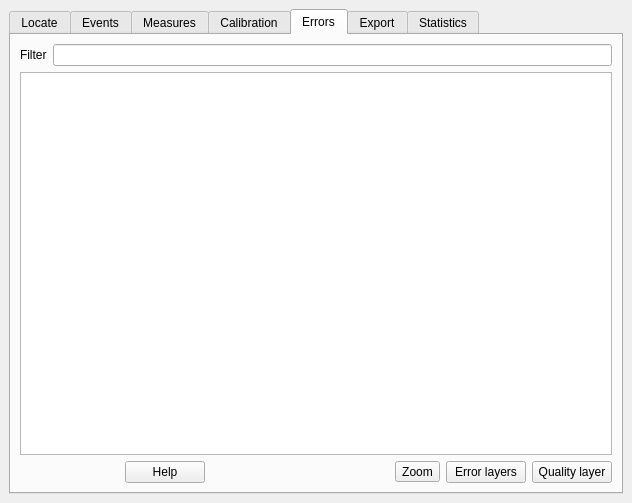
Old version of the form lrs/ui/ui_lrsdockwidget.ui in the repository blazek/lrs.
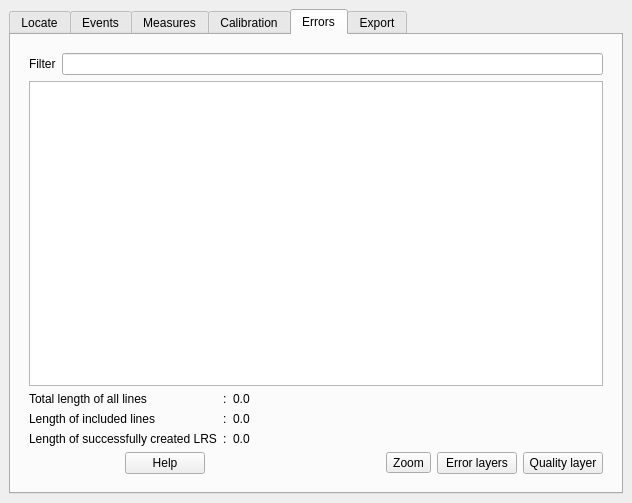
New version of the form. The open tabs and pages were chosen to show the change.

Commit message: statistics moved to errors widget

Patch:
```diff
--- a/lrs/ui/ui_lrsdockwidget.ui
+++ b/lrs/ui/ui_lrsdockwidget.ui
@@ -825,6 +825,9 @@
        </attribute>
        <layout class="QVBoxLayout" name="verticalLayout_3">
         <item>
+         <widget class="QWidget" name="errorWidget" native="true">
+          <layout class="QVBoxLayout" name="verticalLayout_9">
+           <item>
          <layout class="QHBoxLayout" name="horizontalLayout_4">
           <item>
            <widget class="QLabel" name="errorFilterLabel">
@@ -857,6 +860,91 @@
           </attribute>
          </widget>
         </item>
+           <item>
+            <layout class="QGridLayout" name="gridLayout_4">
+             <item row="0" column="2">
+              <widget class="QLabel" name="errorTotalLength">
+               <property name="sizePolicy">
+                <sizepolicy hsizetype="Expanding" vsizetype="Preferred">
+                 <horstretch>0</horstretch>
+                 <verstretch>0</verstretch>
+                </sizepolicy>
+               </property>
+               <property name="text">
+                <string>0.0</string>
+               </property>
+              </widget>
+             </item>
+             <item row="1" column="0">
+              <widget class="QLabel" name="errorIncludedLengthLabel">
+               <property name="text">
+                <string>Length of included lines</string>
+               </property>
+              </widget>
+             </item>
+             <item row="2" column="0">
+              <widget class="QLabel" name="errorSuccessLengthLabel">
+               <property name="text">
+                <string>Length of successfully created LRS</string>
+               </property>
+              </widget>
+             </item>
+             <item row="2" column="2">
+              <widget class="QLabel" name="errorSuccessLength">
+               <property name="sizePolicy">
+                <sizepolicy hsizetype="Expanding" vsizetype="Preferred">
+                 <horstretch>0</horstretch>
+                 <verstretch>0</verstretch>
+                </sizepolicy>
+               </property>
+               <property name="text">
+                <string>0.0</string>
+               </property>
+              </widget>
+             </item>
+             <item row="0" column="0">
+              <widget class="QLabel" name="errorTotalLengthLabel">
+               <property name="text">
+                <string>Total length of all lines</string>
+               </property>
+              </widget>
+             </item>
+             <item row="1" column="2">
+              <widget class="QLabel" name="errorIncludedLength">
+               <property name="sizePolicy">
+                <sizepolicy hsizetype="Expanding" vsizetype="Preferred">
+                 <horstretch>0</horstretch>
+                 <verstretch>0</verstretch>
+                </sizepolicy>
+               </property>
+               <property name="text">
+                <string>0.0</string>
+               </property>
+              </widget>
+             </item>
+             <item row="0" column="1">
+              <widget class="QLabel" name="label">
+               <property name="text">
+                <string>:</string>
+               </property>
+              </widget>
+             </item>
+             <item row="1" column="1">
+              <widget class="QLabel" name="label_2">
+               <property name="text">
+                <string>:</string>
+               </property>
+              </widget>
+             </item>
+             <item row="2" column="1">
+              <widget class="QLabel" name="label_3">
+               <property name="text">
+                <string>:</string>
+               </property>
+              </widget>
+             </item>
+            </layout>
+           </item>
         <item>
          <layout class="QHBoxLayout" name="horizontalLayout_2">
           <item>
@@ -910,6 +998,9 @@
         </item>
        </layout>
       </widget>
+        </item>
+       </layout>
+      </widget>
       <widget class="QWidget" name="exportTab">
        <attribute name="title">
         <string>Export</string>
@@ -971,16 +1062,6 @@
         </item>
        </layout>
       </widget>
-      <widget class="QWidget" name="statsTab">
-       <attribute name="title">
-        <string>Statistics</string>
-       </attribute>
-       <layout class="QVBoxLayout" name="verticalLayout_7">
-        <item>
-         <widget class="QTextEdit" name="statsTextEdit"/>
-        </item>
-       </layout>
-      </widget>
      </widget>
     </item>
    </layout>
```
Left out of the diff: 2 changed lines with no effect on the pictures. Lines whose indentation alone changed are shown as unchanged. The commit also changes 3 other files.
